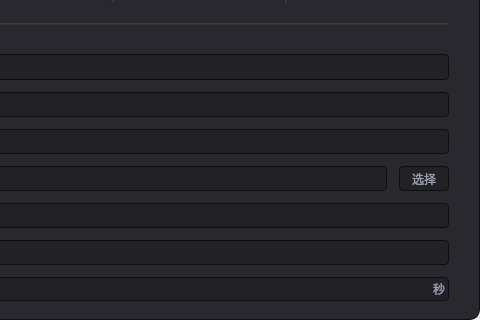
First picture: the form in dialogs/recordingwindow.ui, repository Type3limit/ScreenRecorder, before the edit; both pictures show x 258 to 738 and y 245 to 565 of the 738 by 565 pixel window.
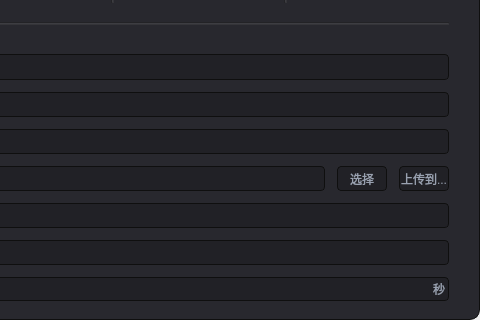
Second picture: the form after the edit. Icons and pictures are not drawn. Custom widgets are drawn as their Qt base class.

Commit message: 调整：支持url schema唤起，并上传文件到极速融通

The edit to the form file:
```diff
--- a/dialogs/recordingwindow.ui
+++ b/dialogs/recordingwindow.ui
@@ -1075,6 +1075,40 @@
               </property>
              </widget>
             </item>
+            <item>
+             <widget class="QPushButton" name="uploadButton">
+              <property name="minimumSize">
+               <size>
+                <width>50</width>
+                <height>0</height>
+               </size>
+              </property>
+              <property name="styleSheet">
+               <string notr="true">QPushButton
+{
+  selection-background-color: #40404A;
+  selection-color: #3B3B41;
+  color: #99A1B0;
+  height:24px;
+  background-color: #212126;
+  border-style: solid;
+  border: 1px solid #0F0F0F;
+  border-radius: 4;
+  padding: 1px 0px 1px 2px;
+  font-size: 12px;
+  font-family:Microsoft YaHei UI;
+  padding-left:0px;
+}
+QPushButton:hover
+{
+ background-color: #2F2F34;
+}</string>
+              </property>
+              <property name="text">
+               <string>上传到...</string>
+              </property>
+             </widget>
+            </item>
            </layout>
           </item>
           <item>
```
Left out of the diff: 5 changed lines with no effect on the pictures. The commit also changes 36 other files.
